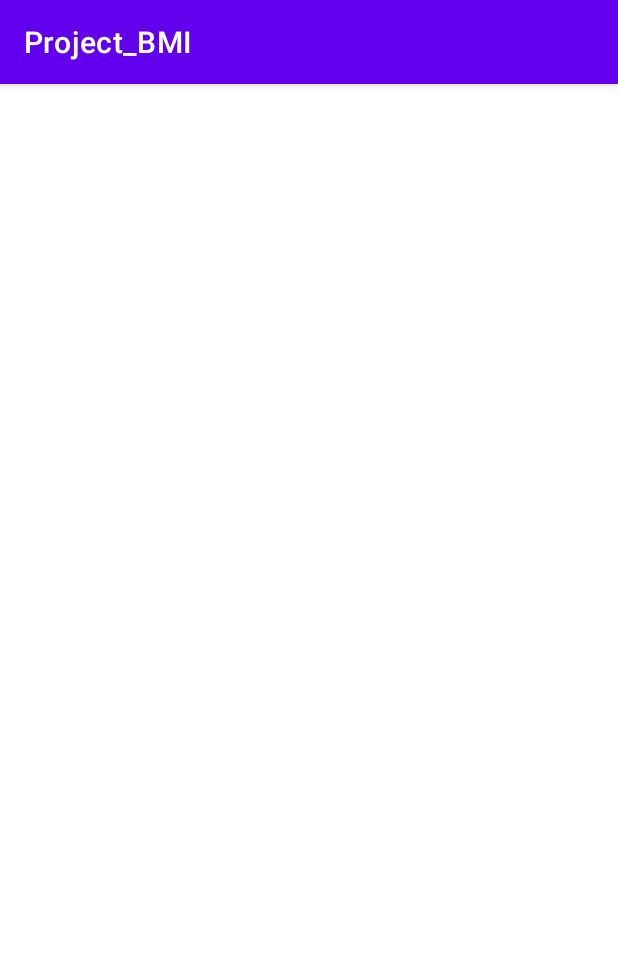
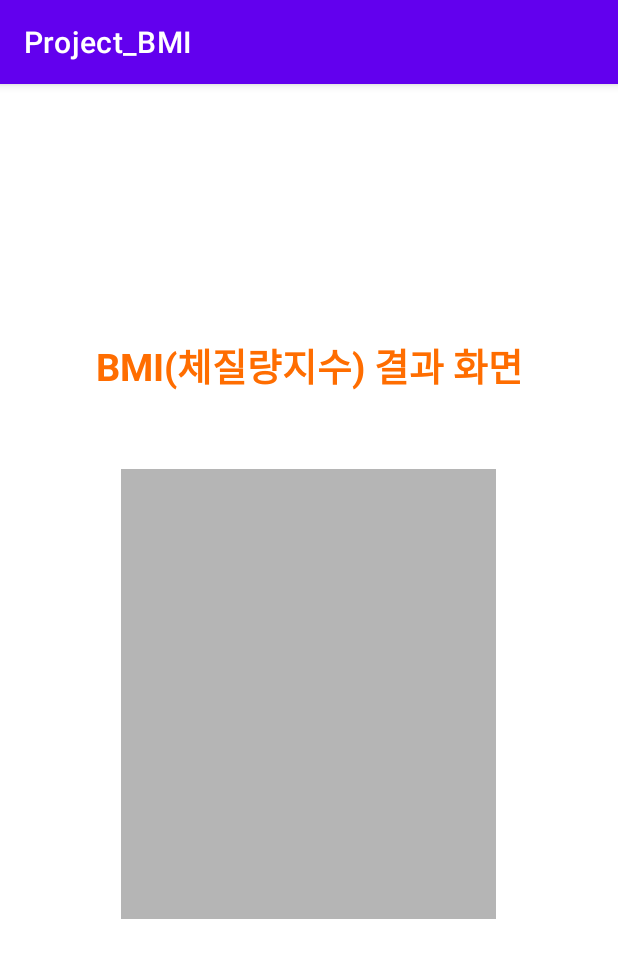
Before and after one commit to song-juyeon/Project_BMI, an Android app: the ResultActivity screen opened directly, with no data from a screen before it, on a phone screen of 412 x 824 dp. Shown: the top 958 px of the screen. Run offline under Robolectric (Android 15) with nearby library versions, the phone set to English and light mode, and no system bars.

Commit message:
Edit activity_result.xml Commit

```diff
--- a/app/src/main/res/layout/activity_result.xml
+++ b/app/src/main/res/layout/activity_result.xml
@@ -1,9 +1,42 @@
 <?xml version="1.0" encoding="utf-8"?>
-<androidx.constraintlayout.widget.ConstraintLayout xmlns:android="http://schemas.android.com/apk/res/android"
+<LinearLayout xmlns:android="http://schemas.android.com/apk/res/android"
     xmlns:app="http://schemas.android.com/apk/res-auto"
     xmlns:tools="http://schemas.android.com/tools"
     android:layout_width="match_parent"
     android:layout_height="match_parent"
+    android:orientation="vertical"
+    android:gravity="center"
+    android:padding="20dp"
     tools:context=".ResultActivity">
 
-</androidx.constraintlayout.widget.ConstraintLayout>
+    <TextView
+        android:layout_width="match_parent"
+        android:layout_height="wrap_content"
+        android:gravity="center_horizontal"
+        android:text="@string/result_title"
+        android:textSize="25sp"
+        android:textColor="#FF6D00"
+        android:textStyle="bold"
+        android:layout_marginBottom="50dp"/>
+
+    <ImageView
+        android:id="@+id/imgv"
+        android:layout_width="250dp"
+        android:layout_height="300dp"
+        android:background="#B5B5B5"
+        android:scaleType="fitXY"/>
+    <TextView
+        android:id="@+id/text_result1"
+        android:layout_width="wrap_content"
+        android:layout_height="wrap_content"
+        android:textSize="15sp"
+        android:textColor="#000000"
+        android:textStyle="bold"/>
+    <TextView
+        android:id="@+id/text_result2"
+        android:layout_width="wrap_content"
+        android:layout_height="wrap_content"
+        android:textSize="15sp"
+        android:textColor="#000000"
+        android:textStyle="bold"/>
+</LinearLayout>
--- a/app/src/main/res/values/strings.xml
+++ b/app/src/main/res/values/strings.xml
@@ -4,4 +4,6 @@
     <string name="btn_check">결과 확인</string>
     <string name="text_weight">체중: </string>
     <string name="text_height">신장: </string>
+    <string name="result_title">BMI(체질량지수) 결과 화면</string>
+
 </resources>
```
